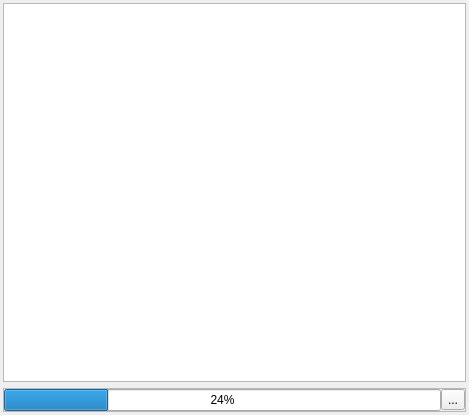
Qt form apps/zxtune-qt/ui/playlist.ui (vitamin-caig/zxtune) before a commit.
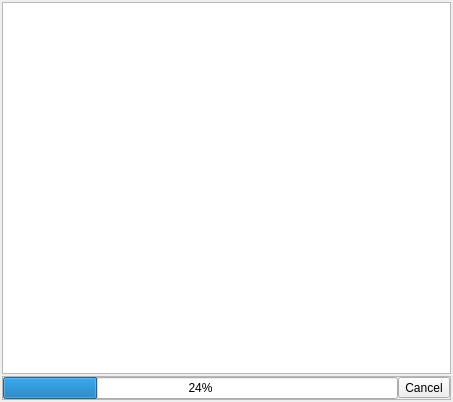
The same form after that commit.

Commit message: zxtune-qt: interface update.

```diff
--- a/apps/zxtune-qt/ui/playlist.ui
+++ b/apps/zxtune-qt/ui/playlist.ui
@@ -6,8 +6,8 @@
    <rect>
     <x>0</x>
     <y>0</y>
-    <width>469</width>
-    <height>415</height>
+    <width>453</width>
+    <height>402</height>
    </rect>
   </property>
   <property name="windowTitle">
@@ -15,10 +15,10 @@
   </property>
   <layout class="QVBoxLayout" name="verticalLayout">
    <property name="spacing">
-    <number>-1</number>
+    <number>2</number>
    </property>
    <property name="margin">
-    <number>3</number>
+    <number>2</number>
    </property>
    <item>
     <widget class="QListWidget" name="playList"/>
@@ -54,7 +54,7 @@
       <item>
        <widget class="QToolButton" name="scanCancel">
         <property name="text">
-         <string>...</string>
+         <string>Cancel</string>
         </property>
        </widget>
       </item>
```
The commit also changes 3 other files.
